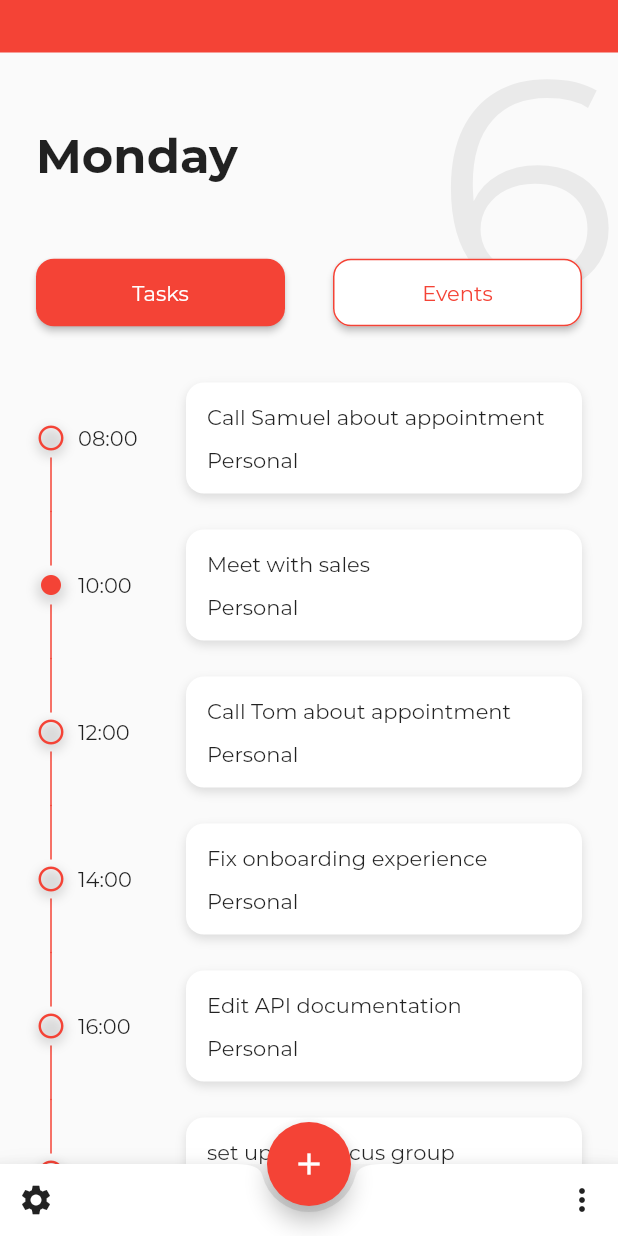
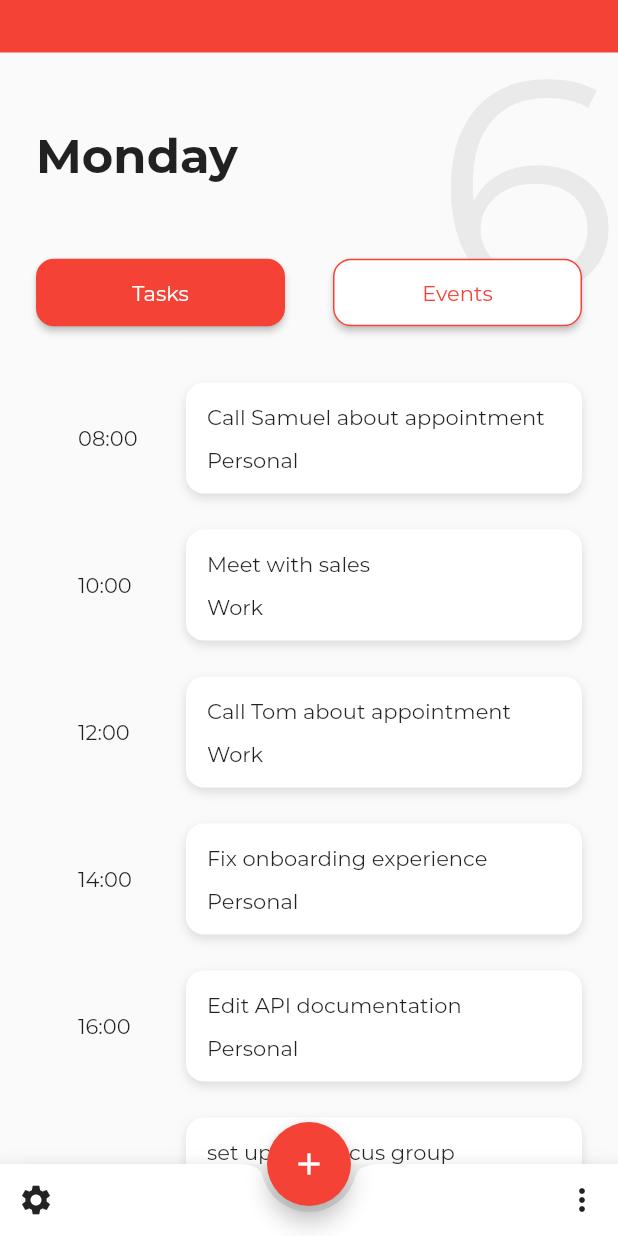
Before and after one commit to samuelezedi/flutter_todo_app, a Flutter app: the screen it shows after launch, on a phone screen of 412 x 824 dp. Run offline on Flutter 3.47's test engine with Material 2 defaults, Android fonts, the phone set to English and light mode, and no system bars; project files that could hold a hidden picture were left out.

Commit message:
end of second part

```diff
--- a/lib/pages/event_page.dart
+++ b/lib/pages/event_page.dart
@@ -10,9 +10,9 @@ class EventPage extends StatefulWidget {
 class _EventPageState extends State<EventPage> {
 
   final List<Event> eventList = [
-    new Event('08:00' , 'Call Samuel about appointment', 'Personal', false),
-    new Event('10:00' , 'Meet with sales', 'Personal', true),
-    new Event('12:00' , 'Call Tom about appointment', 'Personal', false),
+    new Event('08:00' , 'Call Samuel about appointment', 'Personal', true),
+    new Event('10:00' , 'Meet with sales', 'Work', true),
+    new Event('12:00' , 'Call Tom about appointment', 'Work', false),
     new Event('14:00' , 'Fix onboarding experience', 'Personal', false),
     new Event('16:00' , 'Edit API documentation', 'Personal', false),
     new Event('18:00' , 'set up user focus group', 'Personal', false),
```
